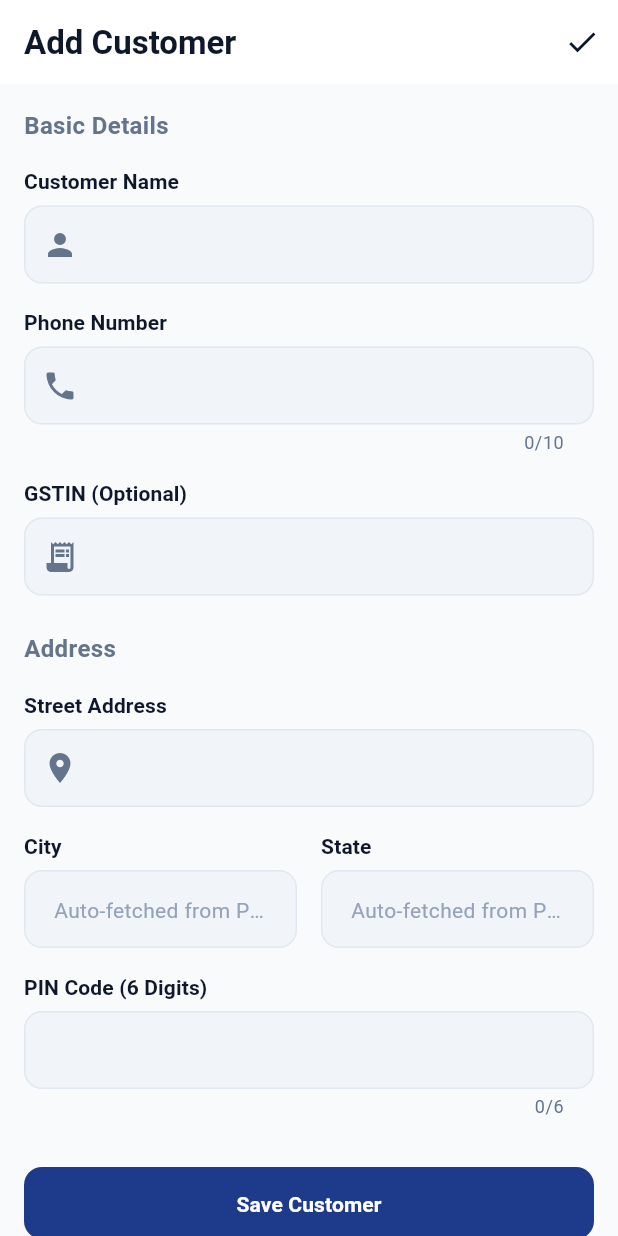
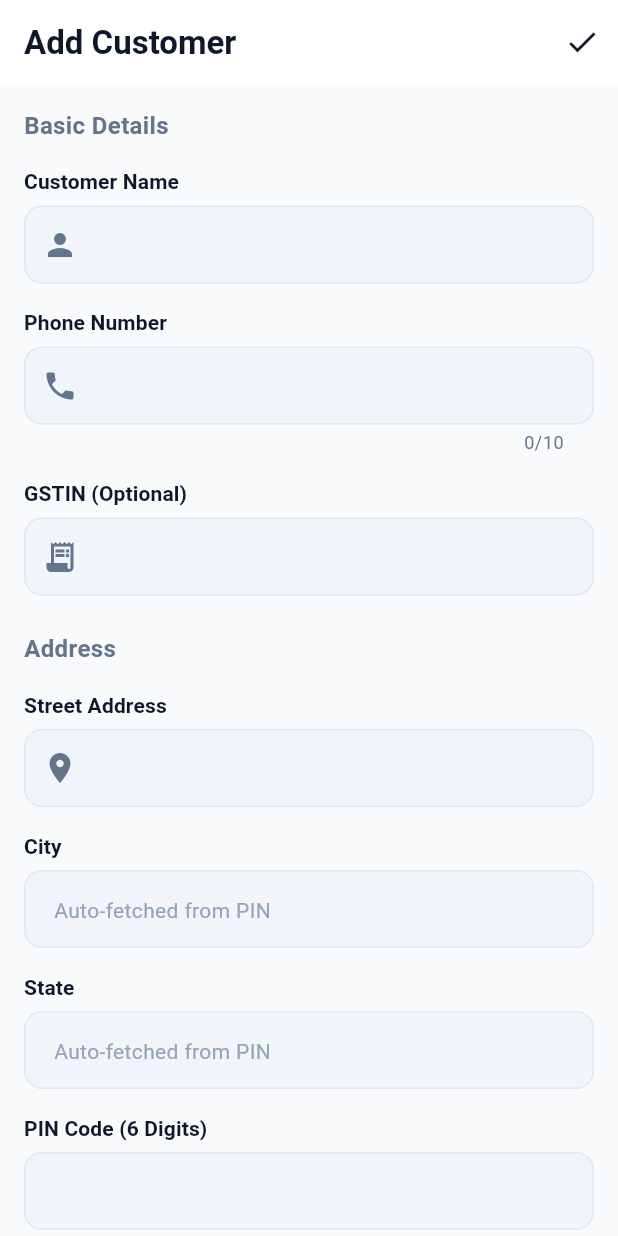
Before and after one commit to nik-yadav/invoice_hub, a Flutter app: the CustomerFormScreen screen opened by its route, on a phone screen of 412 x 824 dp. Run offline on Flutter 3.47's test engine with Material 3 defaults, Android fonts, the phone set to English and light mode, and no system bars; our stand-ins replace flutter_riverpod, go_router, hive_flutter, image_picker, pdf, printing and 1 more; accounts and stored records are empty.

Commit message:
handle responsiveness in complete applicatiom

```diff
--- a/transport_invoice_pro/lib/features/customers/presentation/screens/customer_form_screen.dart
+++ b/transport_invoice_pro/lib/features/customers/presentation/screens/customer_form_screen.dart
@@ -118,6 +118,21 @@ class _CustomerFormScreenState extends ConsumerState<CustomerFormScreen> {
   @override
   Widget build(BuildContext context) {
     final isEditing = widget.customer != null;
+    final isMobile = MediaQuery.of(context).size.width < 600;
+
+    final cityField = AppTextField(
+      controller: _cityController,
+      label: 'City',
+      readOnly: true,
+      hint: 'Auto-fetched from PIN',
+    );
+
+    final stateField = AppTextField(
+      controller: _stateController,
+      label: 'State',
+      readOnly: true,
+      hint: 'Auto-fetched from PIN',
+    );
 
     return Scaffold(
       appBar: AppBar(
@@ -173,27 +188,21 @@ class _CustomerFormScreenState extends ConsumerState<CustomerFormScreen> {
                 prefixIcon: const Icon(Icons.location_on),
               ),
               const SizedBox(height: 16),
-              Row(
-                children: [
-                  Expanded(
-                    child: AppTextField(
-                      controller: _cityController,
-                      label: 'City',
-                      readOnly: true,
-                      hint: 'Auto-fetched from PIN',
+              isMobile
+                  ? Column(
+                      children: [
+                        cityField,
+                        const SizedBox(height: 16),
+                        stateField,
+                      ],
+                    )
+                  : Row(
+                      children: [
+                        Expanded(child: cityField),
+                        const SizedBox(width: 16),
+                        Expanded(child: stateField),
+                      ],
                     ),
-                  ),
-                  const SizedBox(width: 16),
-                  Expanded(
-                    child: AppTextField(
-                      controller: _stateController,
-                      label: 'State',
-                      readOnly: true,
-                      hint: 'Auto-fetched from PIN',
-                    ),
-                  ),
-                ],
-              ),
               const SizedBox(height: 16),
               AppTextField(
                 controller: _pinController,
--- a/transport_invoice_pro/lib/features/customers/presentation/screens/customer_list_screen.dart
+++ b/transport_invoice_pro/lib/features/customers/presentation/screens/customer_list_screen.dart
@@ -165,13 +165,13 @@ class _CustomerCard extends ConsumerWidget {
                     const SizedBox(height: 2),
                     Row(
                       children: [
-                        const Icon(Icons.location_on, size: 14, color: AppColors.surfaceLight),
+                        const Icon(Icons.location_on, size: 14, color: AppColors.textSecondaryLight),
                         const SizedBox(width: 4),
                         Expanded(
                           child: Text(
                             '${customer.city}, ${customer.state}',
                             style: Theme.of(context).textTheme.bodySmall?.copyWith(
-                                  color: AppColors.surfaceLight,
+                                  color: AppColors.textSecondaryLight,
                                 ),
                             maxLines: 1,
                             overflow: TextOverflow.ellipsis,
--- a/transport_invoice_pro/lib/features/firms/presentation/screens/firm_list_screen.dart
+++ b/transport_invoice_pro/lib/features/firms/presentation/screens/firm_list_screen.dart
@@ -153,13 +153,13 @@ class _FirmCard extends ConsumerWidget {
                     const SizedBox(height: 2),
                     Row(
                       children: [
-                        const Icon(Icons.location_on, size: 14, color: AppColors.surfaceLight),
+                        const Icon(Icons.location_on, size: 14, color: AppColors.textSecondaryLight),
                         const SizedBox(width: 4),
                         Expanded(
                           child: Text(
                             '${firm.city}, ${firm.state}',
                             style: Theme.of(context).textTheme.bodySmall?.copyWith(
-                                  color: AppColors.surfaceLight,
+                                  color: AppColors.textSecondaryLight,
                                 ),
                             maxLines: 1,
                             overflow: TextOverflow.ellipsis,
--- a/transport_invoice_pro/lib/features/invoices/presentation/screens/invoice_form_screen.dart
+++ b/transport_invoice_pro/lib/features/invoices/presentation/screens/invoice_form_screen.dart
@@ -981,6 +981,7 @@ class _InvoiceFormScreenState extends ConsumerState<InvoiceFormScreen> {
             ? Border.all(color: Colors.grey.withOpacity(0.2))
             : Border(left: BorderSide(color: Colors.grey.withOpacity(0.2))),
       ),
+      child: SingleChildScrollView(
         child: Column(
           crossAxisAlignment: CrossAxisAlignment.stretch,
           mainAxisSize: MainAxisSize.min,
@@ -1022,7 +1023,7 @@ class _InvoiceFormScreenState extends ConsumerState<InvoiceFormScreen> {
                 ],
               ),
             ),
-          if (!isMobile) const Spacer() else const SizedBox(height: 24),
+            const SizedBox(height: 24),
             OutlinedButton.icon(
               onPressed: () async {
                 if (!(_formKey.currentState?.validate() ?? false)) return;
@@ -1109,6 +1110,7 @@ class _InvoiceFormScreenState extends ConsumerState<InvoiceFormScreen> {
               width: double.infinity,
             ),
           ],
+        ),
       ),
     );
 
```
Also changed, not shown: transport_invoice_pro/lib/features/dashboard/presentation/widgets/dashboard_overview_tab.dart (+7 -5 lines), transport_invoice_pro/lib/features/dashboard/presentation/widgets/recent_invoices_card.dart (+22 -0 lines), transport_invoice_pro/lib/features/firms/presentation/screens/firm_form_screen.dart (+29 -20 lines), transport_invoice_pro/lib/features/profile/presentation/screens/profile_screen.dart (+5 -2 lines), transport_invoice_pro/lib/features/vehicles/presentation/screens/vehicle_form_screen.dart (+35 -26 lines), 1 other file. Lines whose indentation alone changed are shown as unchanged.
